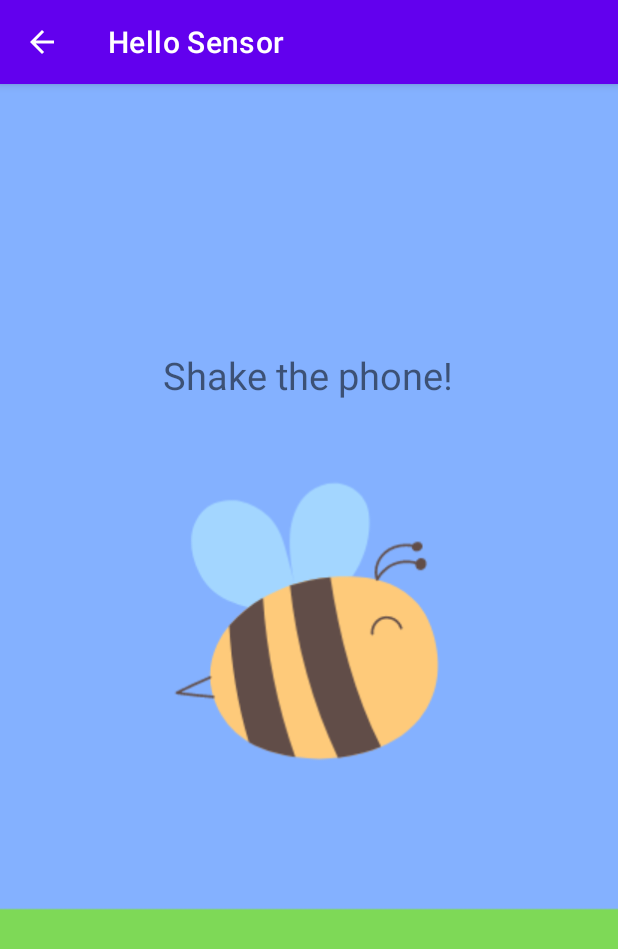
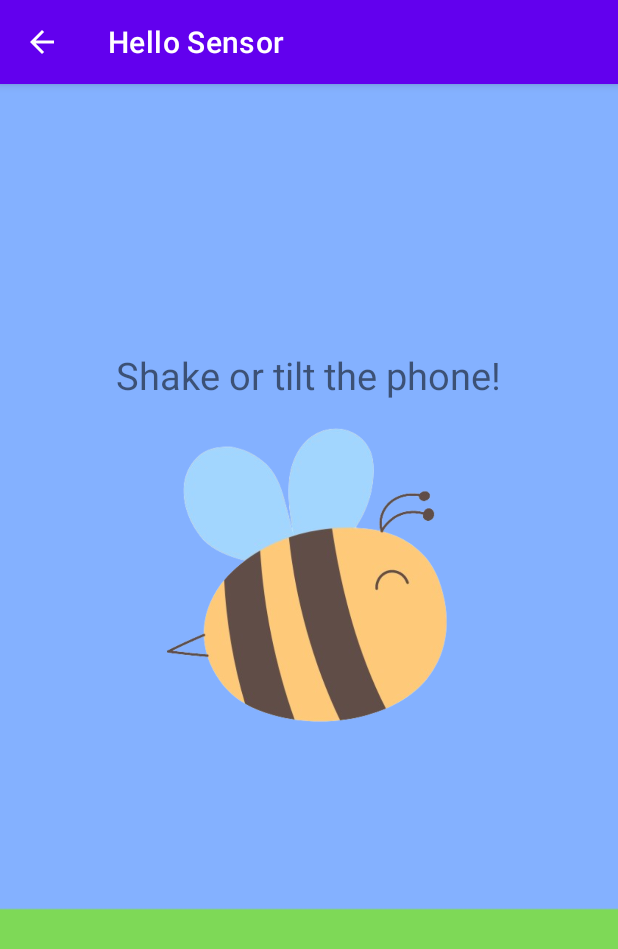
Before and after one commit to signejohansson/bee_app, an Android app: the activity_2 screen opened directly, with no data from a screen before it, on a phone screen of 412 x 824 dp. Shown: the top 949 px of the screen. Run offline under Robolectric (Android 15) with nearby library versions, the phone set to English and light mode, and no system bars.

Commit message:
the bee image will now move when phone is tilted, it is possible to move it with or without using the animations

```diff
--- a/app/src/main/java/com/example/hellosensor/activity_2.java
+++ b/app/src/main/java/com/example/hellosensor/activity_2.java
@@ -2,7 +2,9 @@ package com.example.hellosensor;
 
 import androidx.appcompat.app.AppCompatActivity;
 
+import android.animation.ObjectAnimator;
 import android.content.Context;
+import android.graphics.Point;
 import android.hardware.Sensor;
 import android.hardware.SensorEvent;
 import android.hardware.SensorEventListener;
@@ -10,6 +12,14 @@ import android.hardware.SensorManager;
 import android.os.Bundle;
 import android.media.MediaPlayer;
 import android.os.Vibrator;
+import android.view.Display;
+import android.view.View;
+import android.view.ViewGroup;
+import android.view.WindowManager;
+import android.view.animation.Animation;
+import android.view.animation.AnimationUtils;
+import android.view.animation.LinearInterpolator;
+import android.widget.ImageView;
 
 
 public class activity_2 extends AppCompatActivity implements SensorEventListener {
@@ -23,6 +33,12 @@ public class activity_2 extends AppCompatActivity implements SensorEventListener
     private static final int SHAKE_THRESHOLD = 600;
     private Vibrator vibrator;
     private MediaPlayer mediaPlayer;
+    private ImageView imageView;
+    private float[] gravity = new float[3];
+    private float[] linear_acceleration = new float[3];
+    final float alpha = 0.8f;
+    private boolean isAnimationRunning = false;
+
 
     @Override
     protected void onCreate(Bundle savedInstanceState) {
@@ -34,6 +50,7 @@ public class activity_2 extends AppCompatActivity implements SensorEventListener
         senSensorManager.registerListener(this, senAccelerometer, SensorManager.SENSOR_DELAY_NORMAL);
         vibrator = (Vibrator) getSystemService(Context.VIBRATOR_SERVICE);
         mediaPlayer = MediaPlayer.create(this, R.raw.bee); //sound effect
+        imageView = findViewById(R.id.imageView); //bee image
     }
 
     @Override
@@ -45,7 +62,6 @@ public class activity_2 extends AppCompatActivity implements SensorEventListener
         super.onDestroy();
     }
 
-    //detects a shake gesture
     @Override
     public void onSensorChanged(SensorEvent event) {
         Sensor mySensor = event.sensor;
@@ -54,6 +70,41 @@ public class activity_2 extends AppCompatActivity implements SensorEventListener
             float y = event.values[1];
             float z = event.values[2];
 
+            //move bee without using animations
+            gravity[0] = alpha * gravity[0] + (1 - alpha) * x;
+            gravity[1] = alpha * gravity[1] + (1 - alpha) * y;
+            gravity[2] = alpha * gravity[2] + (1 - alpha) * z;
+
+            linear_acceleration[0] = event.values[0] - gravity[0];
+            linear_acceleration[1] = event.values[1] - gravity[1];
+            linear_acceleration[2] = event.values[2] - gravity[2];
+
+            //update position
+            float tiltX = linear_acceleration[0];
+            float tiltY = linear_acceleration[1];
+            float tiltZ = linear_acceleration[2];
+
+            //move image as phone is tilted
+            float tiltThreshold = 1.5f;
+            if (Math.abs(tiltX) > tiltThreshold || Math.abs(tiltY) > tiltThreshold || Math.abs(tiltZ) > tiltThreshold) {
+                float multiplier = 20f;
+                //translation values
+                float translationX = -tiltX * multiplier;
+                float translationY = tiltY * multiplier;
+                float translationZ = tiltZ * multiplier;
+
+                //new position
+                float newX = imageView.getX() + translationX;
+                float newY = imageView.getY() + translationY;
+                float newZ = imageView.getZ() + translationZ;
+
+                //update position of imageview
+                imageView.setX(newX);
+                imageView.setY(newY);
+                imageView.setZ(newZ);
+            }
+
+            //vibrate and play sound if phone is shaken
             long curTime = System.currentTimeMillis();
             if ((curTime - lastUpdate) > 100) {
                 long diffTime = (curTime - lastUpdate);
@@ -72,6 +123,47 @@ public class activity_2 extends AppCompatActivity implements SensorEventListener
                 last_y = y;
                 last_z = z;
             }
+
+            /*
+            //move bee using animations
+            gravity[0] = alpha * gravity[0] + (1 - alpha) * x;
+            gravity[1] = alpha * gravity[1] + (1 - alpha) * y;
+            gravity[2] = alpha * gravity[2] + (1 - alpha) * z;
+
+            linear_acceleration[0] = event.values[0] - gravity[0];
+            linear_acceleration[1] = event.values[1] - gravity[1];
+            linear_acceleration[2] = event.values[2] - gravity[2];
+
+            float tiltX = linear_acceleration[0];
+            float tiltY = linear_acceleration[1];
+            float tiltZ = linear_acceleration[2];
+
+            //start animation when phone is tilted
+            float tiltThreshold = 3.0f;
+            if (Math.abs(tiltX) > tiltThreshold) {
+                if(tiltX < 0) {
+                    startAnimation(R.anim.move_right);
+                }
+                else if (tiltX > 0) {
+                    startAnimation(R.anim.move_left);
+                }
+            }
+            if(Math.abs(tiltY) > tiltThreshold) {
+                if(tiltY < 0) {
+                    startAnimation(R.anim.move_up);
+                }
+                else if(tiltY > 0) {
+                    startAnimation(R.anim.move_down);
+                }
+            }
+            if(Math.abs(tiltZ) > tiltThreshold) {
+                if(tiltZ < 0) {
+                    startAnimation(R.anim.move_down);
+                }
+                else if(tiltZ > 0) {
+                    startAnimation(R.anim.move_up);
+                }
+            } */
         }
     }
 
@@ -90,4 +182,24 @@ public class activity_2 extends AppCompatActivity implements SensorEventListener
     @Override
     public void onAccuracyChanged(Sensor sensor, int accuracy) {
     }
+
+    /*
+    private void startAnimation(int animationResource) {
+        if (!isAnimationRunning) {
+            isAnimationRunning = true;
+            Animation animation = AnimationUtils.loadAnimation(getApplicationContext(), animationResource);
+            imageView.startAnimation(animation);
+            animation.setAnimationListener(new Animation.AnimationListener() {
+                @Override
+                public void onAnimationStart(Animation animation) {}
+
+                @Override
+                public void onAnimationEnd(Animation animation) {
+                    isAnimationRunning = false;
+                }
+                @Override
+                public void onAnimationRepeat(Animation animation) {}
+            });
+        }
+    }*/
 }
--- /dev/null
+++ b/app/src/main/res/anim/move_down.xml
@@ -0,0 +1,8 @@
+<?xml version="1.0" encoding="utf-8"?>
+<set xmlns:android="http://schemas.android.com/apk/res/android"
+    android:fillAfter="true"
+    android:fillEnabled="true">
+    <translate
+        android:toYDelta="100dp"
+    android:duration="700" />
+</set>
--- /dev/null
+++ b/app/src/main/res/anim/move_left.xml
@@ -0,0 +1,9 @@
+<?xml version="1.0" encoding="utf-8"?>
+<set xmlns:android="http://schemas.android.com/apk/res/android">
+    android:interpolator="@android:anim/linear_interpolator"
+    android:fillAfter="true"
+    android:fillEnabled="true">
+    <translate
+        android:toXDelta="-100dp"
+        android:duration="700" />
+</set>
--- /dev/null
+++ b/app/src/main/res/anim/move_right.xml
@@ -0,0 +1,10 @@
+<?xml version="1.0" encoding="utf-8"?>
+<set xmlns:android="http://schemas.android.com/apk/res/android">
+    xmlns:android="http://schemas.android.com/apk/res/android"
+    android:interpolator="@android:anim/linear_interpolator"
+    android:fillAfter="true"
+    android:fillEnabled="true">
+    <translate
+        android:toXDelta="100dp"
+    android:duration="700" />
+</set>
--- /dev/null
+++ b/app/src/main/res/anim/move_up.xml
@@ -0,0 +1,8 @@
+<?xml version="1.0" encoding="utf-8"?>
+<set xmlns:android="http://schemas.android.com/apk/res/android"
+    android:fillAfter="true"
+    android:fillEnabled="true">
+    <translate
+        android:toYDelta="-100dp"
+    android:duration="700" />
+</set>
--- a/app/src/main/res/layout/activity_2.xml
+++ b/app/src/main/res/layout/activity_2.xml
@@ -11,7 +11,7 @@
         android:layout_width="wrap_content"
         android:layout_height="wrap_content"
         android:elevation="1dp"
-        android:text="Shake the phone!"
+        android:text="Shake or tilt the phone!"
         android:textSize="25sp"
         app:layout_constraintBottom_toBottomOf="parent"
         app:layout_constraintEnd_toEndOf="parent"
@@ -25,7 +25,7 @@
         android:layout_width="0dp"
         android:layout_height="0dp"
         android:scaleType="centerCrop"
-        android:src="@drawable/page_3"
+        android:src="@drawable/empty"
         app:layout_constraintBottom_toBottomOf="parent"
         app:layout_constraintEnd_toEndOf="parent"
         app:layout_constraintHorizontal_bias="0.0"
@@ -33,4 +33,15 @@
         app:layout_constraintTop_toTopOf="parent"
         app:layout_constraintVertical_bias="0.0" />
 
+    <ImageView
+        android:id="@+id/imageView"
+        android:layout_width="245dp"
+        android:layout_height="277dp"
+        app:layout_constraintBottom_toBottomOf="parent"
+        app:layout_constraintEnd_toEndOf="parent"
+        app:layout_constraintStart_toStartOf="@+id/backgroundImageView"
+        app:layout_constraintTop_toTopOf="@+id/backgroundImageView"
+        app:layout_constraintVertical_bias="0.394"
+        app:srcCompat="@drawable/bi" />
+
 </androidx.constraintlayout.widget.ConstraintLayout>
--- a/app/src/main/res/layout/activity_3.xml
+++ b/app/src/main/res/layout/activity_3.xml
@@ -42,10 +42,10 @@
         android:textSize="20sp"
         app:layout_constraintBottom_toBottomOf="parent"
         app:layout_constraintEnd_toEndOf="parent"
-        app:layout_constraintHorizontal_bias="0.119"
+        app:layout_constraintHorizontal_bias="0.21"
         app:layout_constraintStart_toStartOf="@+id/backgroundImageView"
         app:layout_constraintTop_toTopOf="@+id/backgroundImageView"
-        app:layout_constraintVertical_bias="0.022" />
+        app:layout_constraintVertical_bias="0.036" />
 
     <TextView
         android:id="@+id/textView2"
```
Also changed, not shown: app/src/main/res/layout/activity_main.xml (+4 -4 lines), app/src/main/res/drawable-v24/bi.png (added), app/src/main/res/drawable-v24/empty.png (added), 2 other files.
